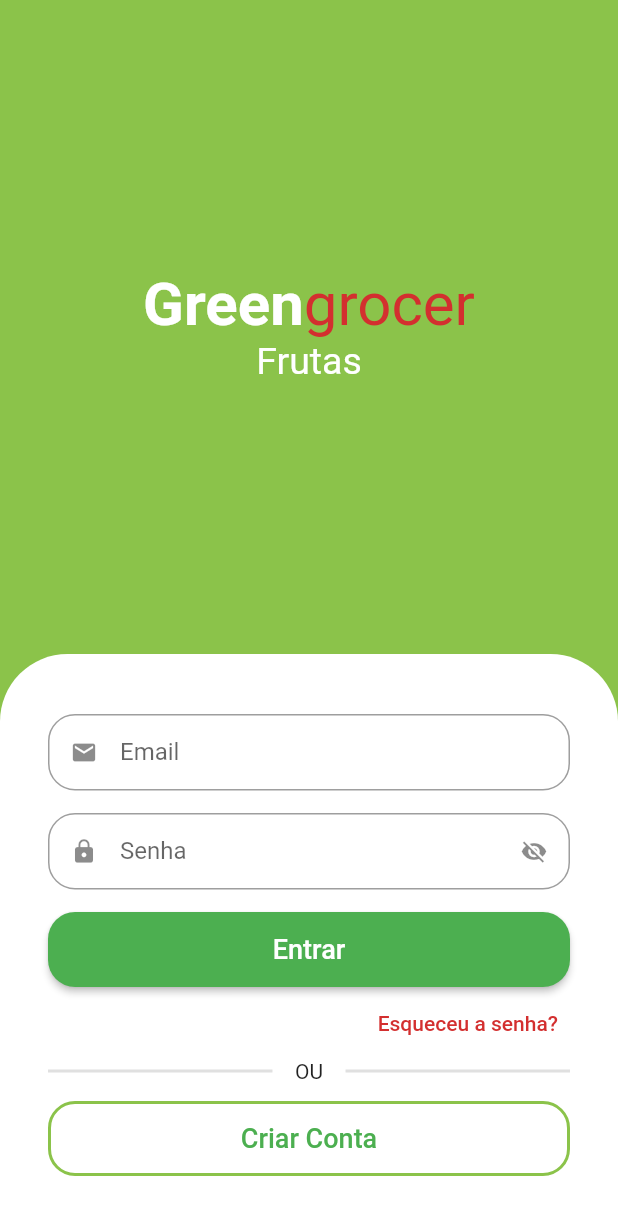
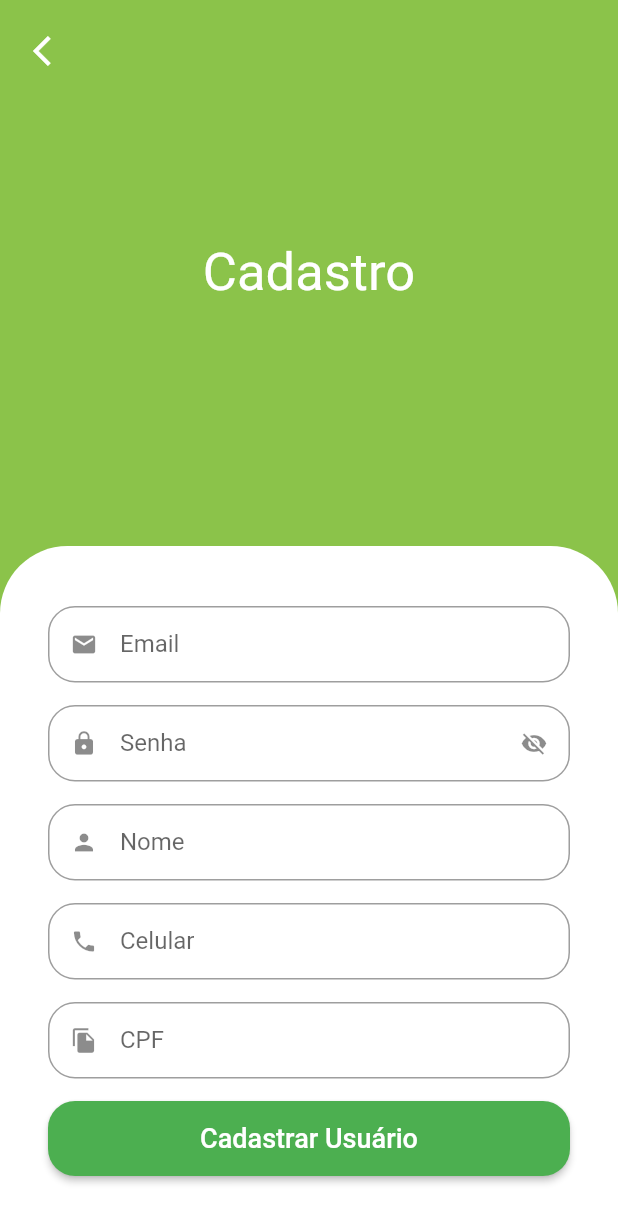
Before and after one commit to TiagoTinoco/GreenGrocer, a Flutter app: the screen it shows after launch, after a tap on "Criar Conta", on a phone screen of 412 x 824 dp. Shown: the top 1223 px of the screen. Run offline on Flutter 3.47's test engine with Material 2 defaults, Android fonts, the phone set to English and light mode, and no system bars; drawn by our look-alikes of animated_text_kit; our stand-ins replace mask_text_input_formatter.

Commit message:
Create the SignUpScreen

```diff
--- a/lib/src/auth/components/custom_text_field.dart
+++ b/lib/src/auth/components/custom_text_field.dart
@@ -1,16 +1,19 @@
 import 'package:flutter/material.dart';
+import 'package:flutter/services.dart';
 
 class CustomTextField extends StatefulWidget {
   const CustomTextField({
     super.key,
     required this.icon,
     required this.label,
+    this.inputFormatters,
     this.isSecret = false,
   });
 
   final IconData icon;
   final String label;
   final bool isSecret;
+  final List<TextInputFormatter>? inputFormatters;
 
   @override
   State<CustomTextField> createState() => _CustomTextFieldState();
@@ -30,6 +33,7 @@ class _CustomTextFieldState extends State<CustomTextField> {
     return Padding(
       padding: const EdgeInsets.only(bottom: 15),
       child: TextFormField(
+        inputFormatters: widget.inputFormatters,
         obscureText: isObscure,
         decoration: InputDecoration(
           prefixIcon: Icon(widget.icon),
--- a/lib/src/auth/sign_in_screen.dart
+++ b/lib/src/auth/sign_in_screen.dart
@@ -1,6 +1,7 @@
 import 'package:animated_text_kit/animated_text_kit.dart';
 import 'package:flutter/material.dart';
 import 'package:greengrocer/src/auth/components/custom_text_field.dart';
+import 'package:greengrocer/src/auth/sign_up_screen.dart';
 import 'package:greengrocer/src/config/custom_colors.dart';
 
 class SignInScreen extends StatelessWidget {
@@ -146,7 +147,13 @@ class SignInScreen extends StatelessWidget {
                             fontSize: 18,
                           ),
                         ),
-                        onPressed: () {},
+                        onPressed: () {
+                          Navigator.of(context).push(
+                            MaterialPageRoute(
+                              builder: ((context) => SignUpScreen()),
+                            ),
+                          );
+                        },
                       ),
                     ),
                   ],
--- /dev/null
+++ b/lib/src/auth/sign_up_screen.dart
@@ -0,0 +1,112 @@
+import 'package:flutter/material.dart';
+import 'package:greengrocer/src/config/custom_colors.dart';
+import 'package:mask_text_input_formatter/mask_text_input_formatter.dart';
+import 'components/custom_text_field.dart';
+
+class SignUpScreen extends StatelessWidget {
+  SignUpScreen({super.key});
+
+  final cpfFormatter = MaskTextInputFormatter(
+    mask: '###.###.###-##',
+    filter: {'#': RegExp(r'[0-9]')},
+  );
+
+  final phoneFormatter = MaskTextInputFormatter(
+    mask: '(##) #####-####',
+    filter: {'#': RegExp(r'[0-9]')},
+  );
+
+  @override
+  Widget build(BuildContext context) {
+    final size = MediaQuery.of(context).size;
+
+    return Scaffold(
+      backgroundColor: CustomColors.customSwatchColor,
+      body: SingleChildScrollView(
+        child: SizedBox(
+          height: size.height,
+          width: size.width,
+          child: Stack(
+            children: [
+              Column(
+                children: [
+                  const Expanded(
+                    child: Center(
+                      child: Text(
+                        "Cadastro",
+                        style: TextStyle(
+                          color: Colors.white,
+                          fontSize: 35,
+                        ),
+                      ),
+                    ),
+                  ),
+                  Container(
+                    padding: const EdgeInsets.symmetric(horizontal: 32, vertical: 40),
+                    decoration: const BoxDecoration(
+                      color: Colors.white,
+                      borderRadius: BorderRadius.vertical(
+                        top: Radius.circular(45),
+                      ),
+                    ),
+                    child: Column(
+                      crossAxisAlignment: CrossAxisAlignment.stretch,
+                      children: [
+                        const CustomTextField(
+                          icon: Icons.email,
+                          label: "Email",
+                        ),
+                        const CustomTextField(
+                          icon: Icons.lock,
+                          label: "Senha",
+                          isSecret: true,
+                        ),
+                        const CustomTextField(
+                          icon: Icons.person,
+                          label: "Nome",
+                        ),
+                        CustomTextField(
+                          icon: Icons.phone,
+                          label: "Celular",
+                          inputFormatters: [phoneFormatter],
+                        ),
+                        CustomTextField(
+                          icon: Icons.file_copy,
+                          label: "CPF",
+                          inputFormatters: [cpfFormatter],
+                        ),
+                        SizedBox(
+                          height: 50,
+                          child: ElevatedButton(
+                            style: ElevatedButton.styleFrom(
+                              shape: RoundedRectangleBorder(
+                                borderRadius: BorderRadius.circular(18),
+                              ),
+                            ),
+                            child: const Text(
+                              "Cadastrar Usuário",
+                              style: TextStyle(fontSize: 18),
+                            ),
+                            onPressed: () {},
+                          ),
+                        ),
+                      ],
+                    ),
+                  ),
+                ],
+              ),
+              Positioned(
+                top: 10,
+                left: 10,
+                child: IconButton(
+                  icon: const Icon(Icons.arrow_back_ios, color: Colors.white),
+                  onPressed: () => Navigator.of(context).pop(),
+                ),
+              ),
+            ],
+          ),
+        ),
+      ),
+    );
+  }
+}
--- a/pubspec.yaml
+++ b/pubspec.yaml
@@ -37,6 +37,7 @@ dependencies:
   # Use with the CupertinoIcons class for iOS style icons.
   cupertino_icons: ^1.0.2
   animated_text_kit: ^4.2.2
+  mask_text_input_formatter: ^2.4.0
 
 dev_dependencies:
   flutter_test:
```
Also changed, not shown: pubspec.lock.
